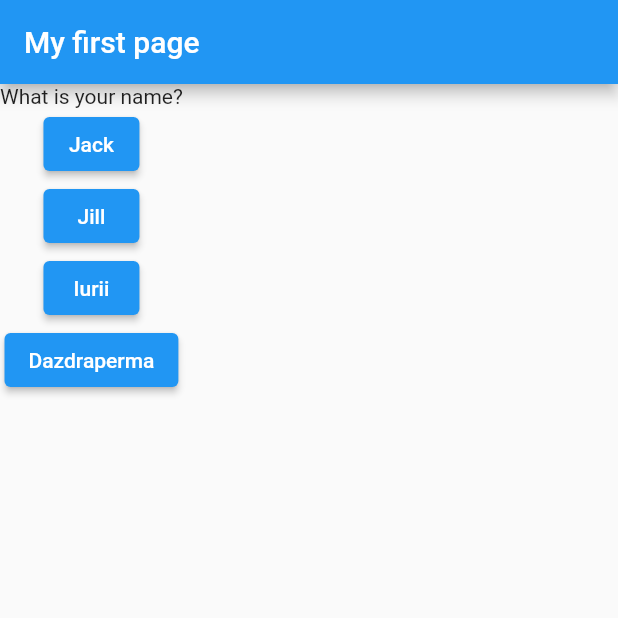
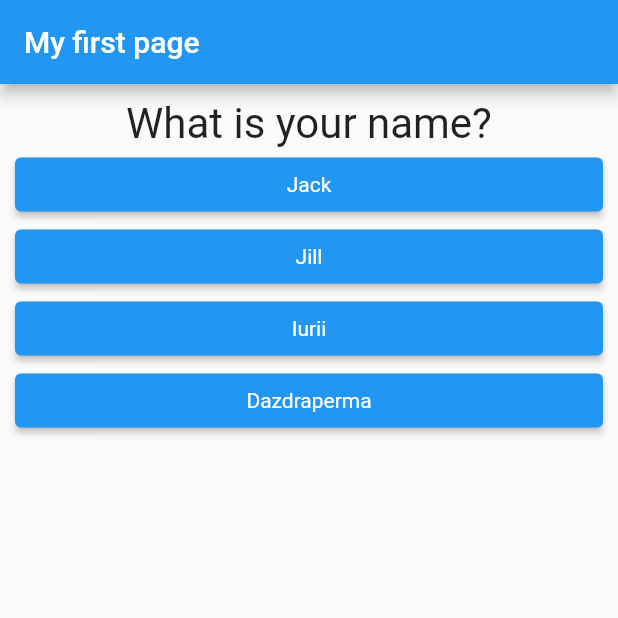
Before and after one commit to lutsenko-yuriy/quiz_app, a Flutter app: the screen it shows after launch, on a phone screen of 412 x 824 dp, the top half of it. Run offline on Flutter 3.47's test engine with Material 2 defaults, Android fonts, the phone set to English and light mode, and no system bars.

Commit message:
Add fixes to buttons

```diff
--- a/lib/main.dart
+++ b/lib/main.dart
@@ -70,11 +70,7 @@ class _MyAppState extends State<MyApp> {
     var widgets = <Widget>[];
 
     if (_questionIndex >= _questions.length) {
-      widgets.add(const Text("The quiz is over! Well done!"));
-      widgets.add(
-        ElevatedButton(
-            onPressed: _restartQuiz, child: const Text("Restart the quiz!")),
-      );
+      widgets.addAll(_layoutWithQuizOver());
     } else {
       widgets.addAll(_layoutWithCurrentQuestionAndAnswerStatus());
     }
@@ -84,41 +80,104 @@ class _MyAppState extends State<MyApp> {
           appBar: AppBar(
             title: const Text("My first page"),
           ),
-          body: Column(
-            children: widgets,
+          body: SizedBox(
+            width: double.infinity,
+            height: double.infinity,
+            child: Column(
+              mainAxisAlignment: MainAxisAlignment.spaceBetween,
+              children: widgets,
+            ),
           )),
     );
+  }
+
+  List<Widget> _layoutWithQuizOver() {
+    return [
+      Container(
+        padding: const EdgeInsets.all(10),
+        child: const Text(
+          "The quiz is over! Well done!",
+          style: TextStyle(
+            fontSize: 28,
+          ),
+          textAlign: TextAlign.center,
+        ),
+      ),
+      Container(
+          padding: const EdgeInsets.only(bottom: 20),
+          child: ElevatedButton(
+              onPressed: _restartQuiz,
+              child: Container(
+                padding: const EdgeInsets.all(8),
+                child: const Text(
+                  "Restart the quiz!",
+                  style: TextStyle(fontSize: 24),
+                ),
+              )
+          )
+      ),
+    ];
   }
 
   List<Widget> _layoutWithCurrentQuestionAndAnswerStatus() {
     var widgets = <Widget>[];
 
-    Widget? message;
+    var question = _questions[_questionIndex];
 
-    if (_lastQuestionWasAnsweredCorrectly == true) {
-      message = const Text(
-        "Correct! Let's proceed to the next answer!",
-        style: TextStyle(backgroundColor: Colors.green),
-      );
-    } else if (_lastQuestionWasAnsweredCorrectly == false) {
-      message = const Text(
-        "Incorrect! Please try again!",
-        style: TextStyle(backgroundColor: Colors.red),
+    widgets.add(Flexible(
+        flex: 1,
+        child: QuestionWidget(
+          question,
+              () => _onQuestionAnsweredCorrectly(question),
+              () => _onQuestionAnsweredIncorrectly(question),
+        )));
+
+    var messageWidget = _messageWidget();
+
+    if (messageWidget != null) {
+      widgets.add(
+        Flexible(
+          child: messageWidget,
+        ),
       );
     }
 
-    if (message != null) {
-      widgets.add(message);
-    }
-
-    var question = _questions[_questionIndex];
-
-    widgets.add(QuestionWidget(
-      question,
-      () => _onQuestionAnsweredCorrectly(question),
-      () => _onQuestionAnsweredIncorrectly(question),
-    ));
-
     return widgets;
   }
+
+  Widget _messageWidget() {
+    Widget? message;
+    Color? backgroundColor;
+
+    if (_lastQuestionWasAnsweredCorrectly == true) {
+      backgroundColor = Colors.green;
+      message = const Text(
+        "Correct! Let's proceed to the next answer!",
+        style: TextStyle(
+          backgroundColor: Colors.green,
+          color: Colors.white,
+        ),
+        textAlign: TextAlign.center,
+      );
+    } else if (_lastQuestionWasAnsweredCorrectly == false) {
+      backgroundColor = Colors.red;
+      message = const Text(
+        "Incorrect! Please try again!",
+        style: TextStyle(
+          backgroundColor: Colors.red,
+          color: Colors.white,
+        ),
+        textAlign: TextAlign.center,
+      );
+    }
+    return Container(
+      width: double.infinity,
+      color: backgroundColor,
+      padding: const EdgeInsets.all(10),
+      child: FittedBox(
+        fit: BoxFit.contain,
+        child: message,
+      ),
+    );
+  }
 }
--- a/lib/ui/question_widget.dart
+++ b/lib/ui/question_widget.dart
@@ -6,27 +6,44 @@ class QuestionWidget extends StatelessWidget {
   final Function _onPositiveAnswer;
   final Function _onNegativeAnswer;
 
-  const QuestionWidget(this._question,
-      this._onPositiveAnswer,
-      this._onNegativeAnswer,
-      {Key? key}) : super(key: key);
+  const QuestionWidget(
+      this._question, this._onPositiveAnswer, this._onNegativeAnswer,
+      {Key? key})
+      : super(key: key);
 
   @override
   Widget build(BuildContext context) {
     var widgets = <Widget>[];
-    widgets.add(Text(_question.questionText, textWidthBasis: TextWidthBasis.longestLine,));
-    widgets.addAll(
-        _question.answers.map((answer) {
-          return ElevatedButton(
+    widgets.add(Text(
+      _question.questionText,
+      style: const TextStyle(fontSize: 28),
+      textAlign: TextAlign.center,
+    ));
+    widgets.addAll(_question.answers.map((answer) {
+      return SizedBox(
+          width: double.infinity,
+          child: ElevatedButton(
             onPressed: () {
               answer == _question.correctAnswer
                   ? _onPositiveAnswer()
                   : _onNegativeAnswer();
             },
-            child: Text(answer.answerText),
-          );
-        })
+            style: ButtonStyle(
+                backgroundColor: MaterialStateProperty.all(Colors.blue),
+                textStyle:
+                    MaterialStateProperty.all(const TextStyle(color: Colors.white))),
+            child: Text(
+              answer.answerText,
+            ),
+          ));
+    }));
+
+    return Container(
+      width: double.infinity,
+      margin: const EdgeInsets.all(10),
+      child: Column(
+        children: widgets,
+      ),
     );
-    return Column(children: widgets,);
   }
 }
```
